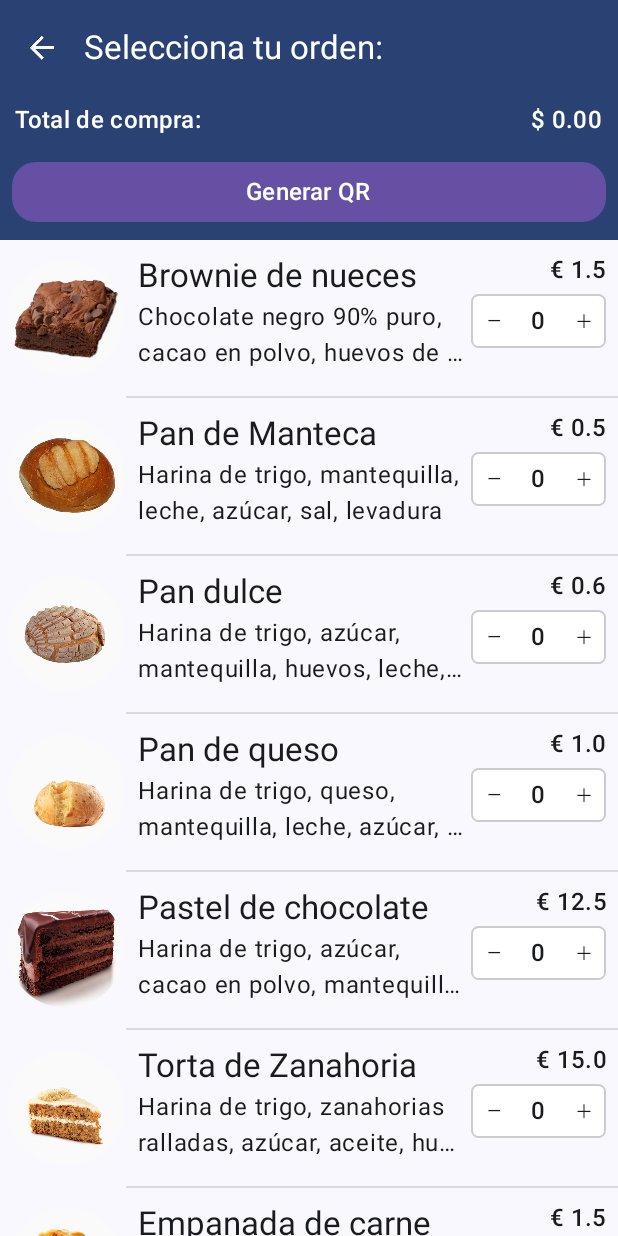
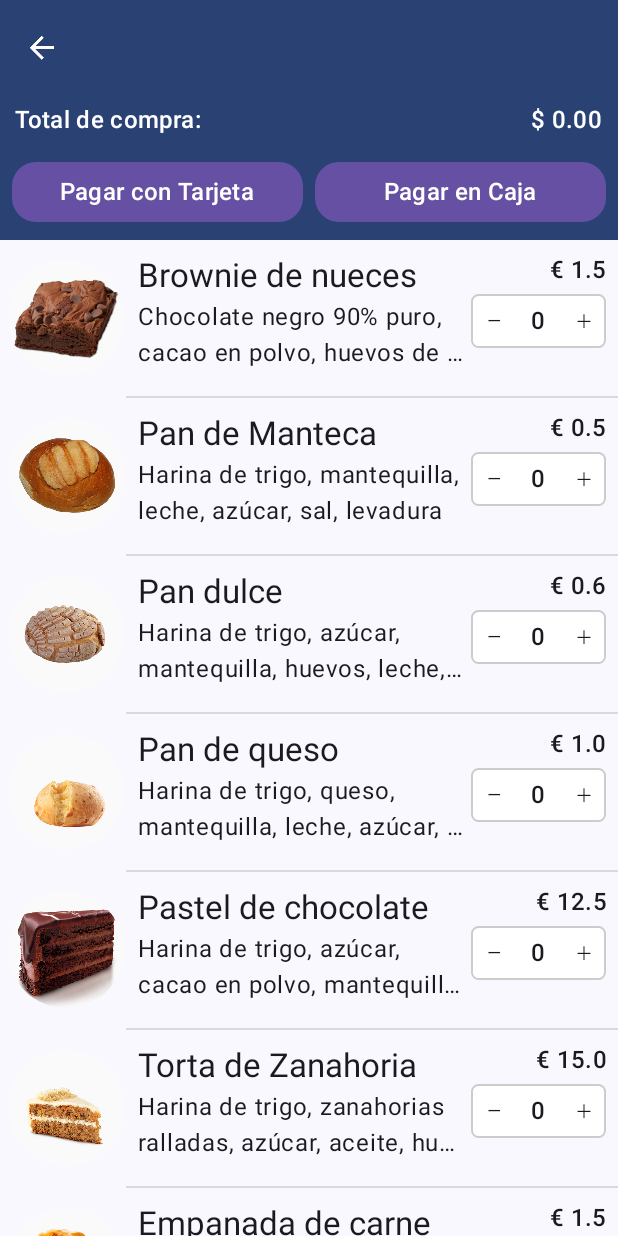
Before and after one commit to Emil2245/PanaderiaPlus, an Android app built with Jetpack Compose: the screen it shows after launch (MainActivity), after a tap on "Elige tu orden", on a phone screen of 412 x 824 dp. Run offline under Robolectric (Android 15) with nearby library versions, the light colour scheme and no system bars; our stand-ins replace livedata-compose; 1 other tap on this screen came first.

Commit message:
nueva dinamica

```diff
--- a/app/src/main/java/com/app/panaderiaplus/data/PanesBD.kt
+++ b/app/src/main/java/com/app/panaderiaplus/data/PanesBD.kt
@@ -422,7 +422,7 @@
     Pan(
         id = 36L,
         name = "Salchicha de Pollo",
-        imageUrl = R.drawable.salchichas_pollo,
+        imageUrl = R.drawable.salchichas_carne,
         description = "Salchichas ligeras hechas de carne de pollo, perfectas para una opción más saludable.",
         ingredients = "Carne de pollo, especias",
         orderDescription = "500 g",
--- a/app/src/main/java/com/app/panaderiaplus/ui/screen/orden/PanesCarritoScreen.kt
+++ b/app/src/main/java/com/app/panaderiaplus/ui/screen/orden/PanesCarritoScreen.kt
@@ -1,11 +1,10 @@
+// PanesCarritoScreen.kt
+
 package com.app.panaderiaplus.ui.screen.orden
 
 import android.util.Log
-import androidx.annotation.DrawableRes
 import androidx.compose.animation.ExperimentalAnimationApi
 import androidx.compose.foundation.Image
-import androidx.compose.foundation.background
-import androidx.compose.foundation.border
 import androidx.compose.foundation.layout.Box
 import androidx.compose.foundation.layout.Column
 import androidx.compose.foundation.layout.PaddingValues
@@ -28,7 +27,6 @@
 import androidx.compose.material3.MaterialTheme
 import androidx.compose.material3.Surface
 import androidx.compose.material3.Text
-import androidx.compose.material3.TextButton
 import androidx.compose.material3.TopAppBar
 import androidx.compose.material3.TopAppBarDefaults
 import androidx.compose.runtime.Composable
@@ -51,6 +49,7 @@
 import java.math.BigDecimal
 
 private val PAN_IMAGE_SIZE = 88.dp
+
 @Composable
 fun CargandoPanScreen() {
     Box(modifier = Modifier.fillMaxSize()) {
@@ -69,13 +68,15 @@
     panOrdenadoState: PanOrdenadoState,
     viewModel: PanOrdenadoViewModel,
     onBack: () -> Unit,
-    onProceedToQR: () -> Unit
+    onProceedToQR: () -> Unit,
+    onProceedToCajaQR: () -> Unit
 ) {
     Column {
         BarraPrecioTotal(
             totalPrice = panOrdenadoState.totalPrice,
             onBackClick = onBack,
-            onProceedToQR = onProceedToQR
+            onProceedToQR = onProceedToQR,
+            onProceedToCajaQR = onProceedToCajaQR
         )
 
         Surface {
@@ -95,21 +96,83 @@
     }
 }
 
+@OptIn(ExperimentalAnimationApi::class)
+@Composable
+private fun BarraPrecioTotal(
+    totalPrice: BigDecimal,
+    onBackClick: () -> Unit,
+    onProceedToQR: () -> Unit,
+    onProceedToCajaQR: () -> Unit
+) {
+    Surface(
+        color = MaterialTheme.colorScheme.primary,
+    ) {
+        Column {
+            AppBar(onBackClick)
+            Row(modifier = Modifier.padding(vertical = 4.dp, horizontal = 10.dp)) {
+                Text(
+                    text = "Total de compra:",
+                    modifier = Modifier.weight(2f),
+                    style = MaterialTheme.typography.titleMedium.copy(
+                        color = MaterialTheme.colorScheme.onPrimary
+                    )
+                )
+                Text(
+                    text = "$ ${String.format("%.2f", totalPrice)}",
+                    style = MaterialTheme.typography.titleMedium.copy(
+                        color = MaterialTheme.colorScheme.onPrimary
+                    )
+                )
+            }
+            Row(modifier = Modifier.padding(8.dp)) {
+                Button(
+                    onClick = onProceedToQR,
+                    shape = RoundedCornerShape(16.dp),
+                    modifier = Modifier
+                        .weight(1f)
+                        .fillMaxWidth()
+                        .padding(end = 4.dp),
+                    colors = ButtonDefaults.buttonColors(Purple40)
+                ) {
+                    Text(
+                        text = "Pagar con Tarjeta",
+                        style = MaterialTheme.typography.titleMedium,
+                        color = MaterialTheme.colorScheme.onPrimary,
+                    )
+                }
+                Button(
+                    onClick = onProceedToCajaQR,
+                    shape = RoundedCornerShape(16.dp),
+                    modifier = Modifier
+                        .weight(1f)
+                        .fillMaxWidth()
+                        .padding(start = 4.dp),
+                    colors = ButtonDefaults.buttonColors(Purple40)
+                ) {
+                    Text(
+                        text = "Pagar en Caja",
+                        style = MaterialTheme.typography.titleMedium,
+                        color = MaterialTheme.colorScheme.onPrimary,
+                    )
+                }
+            }
+        }
+    }
+}
 
 @OptIn(ExperimentalMaterial3Api::class)
 @Composable
-private fun AppBar(
-    onBackClick: () -> Unit
-) {
+fun AppBar(onBackClick: () -> Unit) {
     TopAppBar(
         title = {
             Text(
-                text = "Selecciona tu orden: ",
+                text = "",
                 style = MaterialTheme.typography.titleLarge.copy(
                     color = MaterialTheme.colorScheme.onPrimary
                 )
             )
-        }, colors = TopAppBarDefaults.topAppBarColors(
+        },
+        colors = TopAppBarDefaults.topAppBarColors(
             containerColor = MaterialTheme.colorScheme.primary,
             titleContentColor = MaterialTheme.colorScheme.onPrimary
         ),
@@ -133,10 +196,12 @@
     onRemoved: () -> Unit
 ) {
     Row(
-        modifier = Modifier.padding(top = 8.dp, bottom = 8.dp, end = 8.dp)
+        modifier = Modifier
+            .padding(top = 8.dp, bottom = 8.dp, end = 8.dp)
     ) {
         Surface(
-            modifier = Modifier.size(PAN_IMAGE_SIZE)
+            modifier = Modifier
+                .size(PAN_IMAGE_SIZE)
                 .padding(5.dp),
             shape = CircleShape,
             color = Color(0xFFFAFAFA)
@@ -182,74 +247,3 @@
         }
     }
 }
-
-@Composable
-private fun Logo(
-    @DrawableRes logoId: Int,
-    modifier: Modifier = Modifier
-) {
-    Surface(
-        modifier = modifier
-            .size(72.dp)
-            .padding(8.dp),
-        shape = CircleShape,
-        color = Color(0xFFFAFAFA)
-    ) {
-        Image(
-            modifier = Modifier.size(72.dp),
-            painter = BitmapPainter(ImageBitmap.imageResource(id = logoId)),
-            contentDescription = null
-        )
-    }
-}
-
-@ExperimentalAnimationApi
-@Composable
-private fun BarraPrecioTotal(
-    totalPrice: BigDecimal,
-    onBackClick: () -> Unit,
-    onProceedToQR: () -> Unit
-) {
-    Surface(
-        color = MaterialTheme.colorScheme.primary,
-    ) {
-        Column {
-            AppBar {
-                onBackClick()
-            }
-            Row(modifier = Modifier.padding(vertical = 4.dp, horizontal = 10.dp)) {
-                Text(
-                    text = "Total de compra:",
-                    modifier = Modifier.weight(2f),
-                    style = MaterialTheme.typography.titleMedium.copy(
-                        color = MaterialTheme.colorScheme.onPrimary
-                    )
-                )
-                Text(
-                    text = "$ ${String.format("%.2f", totalPrice)}",
-                    style = MaterialTheme.typography.titleMedium.copy(
-                        color = MaterialTheme.colorScheme.onPrimary
-                    )
-                )
-            }
-            Row(modifier = Modifier.padding(8.dp)) {
-                Button(
-                    onClick = { onProceedToQR() },
-                    shape = RoundedCornerShape(16.dp),
-                    modifier = Modifier
-                        .weight(1f)
-                        .fillMaxWidth(),
-                    colors = ButtonDefaults.buttonColors(Purple40)
-                ) {
-                    Text(
-                        text = "Generar QR",
-                        style = MaterialTheme.typography.titleMedium,
-                        color = MaterialTheme.colorScheme.onPrimary,
-                    )
-                }
-            }
-
-
-        }
-    }
-}
--- a/app/src/main/java/com/app/panaderiaplus/ui/screen/orden/model/PanOrdenadoUI.kt
+++ b/app/src/main/java/com/app/panaderiaplus/ui/screen/orden/model/PanOrdenadoUI.kt
@@ -10,6 +10,5 @@
     @DrawableRes val imageRes: Int,
     val description: String,
     val price: Double,
-    // TODO: should be immutable
     var count: MutableState<Int> = mutableStateOf(0)
 )
```
Also changed, not shown: app/src/main/java/com/app/panaderiaplus/ui/screen/factura/FacturaFragment.kt (+17 -1 lines), app/src/main/java/com/app/panaderiaplus/ui/screen/factura/FacturaScreen.kt (+16 -27 lines), app/src/main/java/com/app/panaderiaplus/ui/screen/orden/PanOrdenadoFragment.kt (+23 -4 lines), app/src/main/java/com/app/panaderiaplus/ui/screen/qr/QrFragment.kt (+5 -28 lines), app/src/main/res/drawable/yogurt_mora.png (renamed from app/src/main/res/drawable/yogurt_mora .png).
